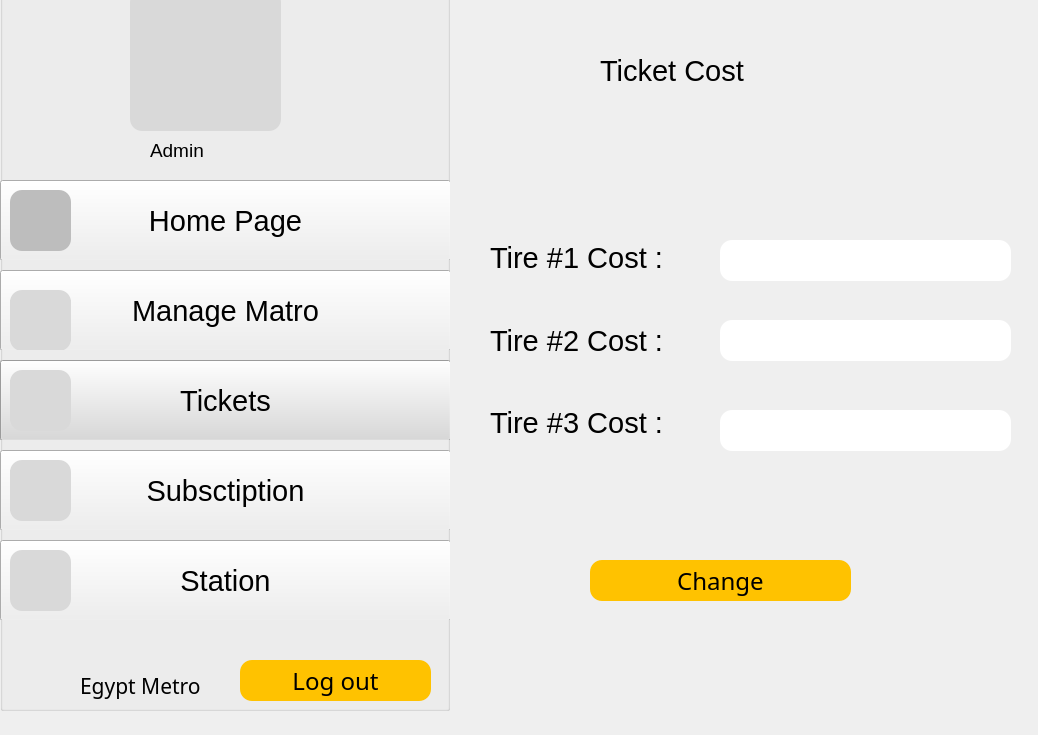
Above: ticket.ui from hager55m/Metro-Mate-DS before the change. Below: the same form after it.
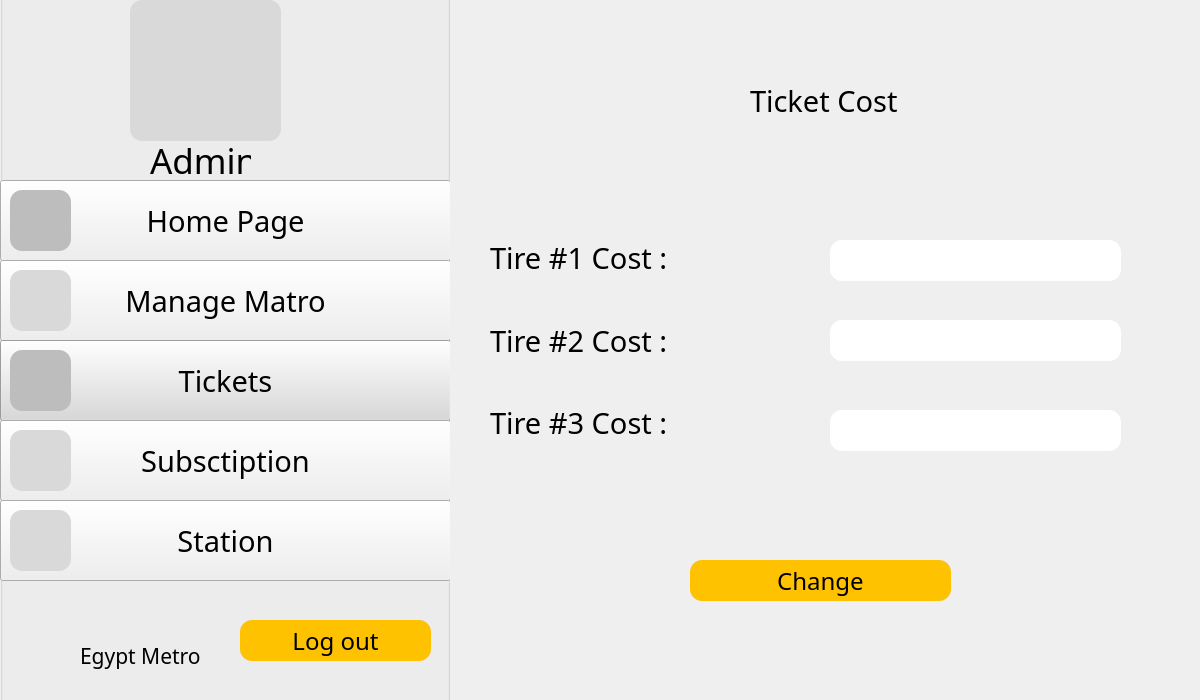
That is the form after the change.

Commit message: Ticket UI adjusted

The edit to the form file:
```diff
--- a/ticket.ui
+++ b/ticket.ui
@@ -6,10 +6,15 @@
    <rect>
     <x>0</x>
     <y>0</y>
-    <width>1038</width>
-    <height>735</height>
+    <width>1200</width>
+    <height>700</height>
    </rect>
   </property>
+  <property name="font">
+   <font>
+    <family>Baskerville Old Face</family>
+   </font>
+  </property>
   <property name="windowTitle">
    <string>DockWidget</string>
   </property>
@@ -26,204 +31,11 @@
     <property name="title">
      <string/>
     </property>
-    <widget class="QGroupBox" name="manage">
-     <property name="geometry">
-      <rect>
-       <x>0</x>
-       <y>290</y>
-       <width>451</width>
-       <height>80</height>
-      </rect>
-     </property>
-     <property name="title">
-      <string/>
-     </property>
-     <widget class="QPushButton" name="pushButton_4">
-      <property name="geometry">
-       <rect>
-        <x>0</x>
-        <y>0</y>
-        <width>451</width>
-        <height>81</height>
-       </rect>
-      </property>
-      <property name="font">
-       <font>
-        <pointsize>22</pointsize>
-       </font>
-      </property>
-      <property name="text">
-       <string>Manage Matro</string>
-      </property>
-     </widget>
-     <widget class="QLabel" name="manimg">
-      <property name="geometry">
-       <rect>
-        <x>10</x>
-        <y>30</y>
-        <width>61</width>
-        <height>41</height>
-       </rect>
-      </property>
-      <property name="styleSheet">
-       <string notr="true">background-color: #D9D9D9;
-</string>
-      </property>
-      <property name="text">
-       <string/>
-      </property>
-     </widget>
-     <widget class="QLabel" name="label_5">
-      <property name="geometry">
-       <rect>
-        <x>10</x>
-        <y>20</y>
-        <width>61</width>
-        <height>61</height>
-       </rect>
-      </property>
-      <property name="styleSheet">
-       <string notr="true">background-color: #D9D9D9;
-border-radius: 12;</string>
-      </property>
-      <property name="text">
-       <string/>
-      </property>
-     </widget>
-    </widget>
-    <widget class="QGroupBox" name="sub">
-     <property name="geometry">
-      <rect>
-       <x>0</x>
-       <y>470</y>
-       <width>451</width>
-       <height>80</height>
-      </rect>
-     </property>
-     <property name="title">
-      <string/>
-     </property>
-     <widget class="QPushButton" name="pushButton_5">
-      <property name="geometry">
-       <rect>
-        <x>0</x>
-        <y>0</y>
-        <width>451</width>
-        <height>81</height>
-       </rect>
-      </property>
-      <property name="font">
-       <font>
-        <pointsize>22</pointsize>
-       </font>
-      </property>
-      <property name="text">
-       <string>Subsctiption</string>
-      </property>
-     </widget>
-     <widget class="QLabel" name="subimg">
-      <property name="geometry">
-       <rect>
-        <x>10</x>
-        <y>20</y>
-        <width>49</width>
-        <height>41</height>
-       </rect>
-      </property>
-      <property name="styleSheet">
-       <string notr="true">background-color: #D9D9D9;</string>
-      </property>
-      <property name="text">
-       <string/>
-      </property>
-     </widget>
-     <widget class="QLabel" name="label_9">
-      <property name="geometry">
-       <rect>
-        <x>10</x>
-        <y>10</y>
-        <width>61</width>
-        <height>61</height>
-       </rect>
-      </property>
-      <property name="styleSheet">
-       <string notr="true">background-color: #D9D9D9;
-border-radius: 12;</string>
-      </property>
-      <property name="text">
-       <string/>
-      </property>
-     </widget>
-    </widget>
-    <widget class="QGroupBox" name="station">
-     <property name="geometry">
-      <rect>
-       <x>0</x>
-       <y>560</y>
-       <width>451</width>
-       <height>80</height>
-      </rect>
-     </property>
-     <property name="title">
-      <string/>
-     </property>
-     <widget class="QPushButton" name="station_2">
-      <property name="geometry">
-       <rect>
-        <x>0</x>
-        <y>0</y>
-        <width>451</width>
-        <height>81</height>
-       </rect>
-      </property>
-      <property name="font">
-       <font>
-        <pointsize>22</pointsize>
-       </font>
-      </property>
-      <property name="text">
-       <string>Station</string>
-      </property>
-     </widget>
-     <widget class="QLabel" name="staimg">
-      <property name="geometry">
-       <rect>
-        <x>20</x>
-        <y>20</y>
-        <width>49</width>
-        <height>41</height>
-       </rect>
-      </property>
-      <property name="styleSheet">
-       <string notr="true">background-color: #D9D9D9;</string>
-      </property>
-      <property name="text">
-       <string/>
-      </property>
-     </widget>
-     <widget class="QLabel" name="label_11">
-      <property name="geometry">
-       <rect>
-        <x>10</x>
-        <y>10</y>
-        <width>61</width>
-        <height>61</height>
-       </rect>
-      </property>
-      <property name="styleSheet">
-       <string notr="true">background-color: #D9D9D9;
-border-radius: 12;</string>
-      </property>
-      <property name="text">
-       <string/>
-      </property>
-     </widget>
-    </widget>
     <widget class="QLabel" name="metroimg">
      <property name="geometry">
       <rect>
        <x>10</x>
-       <y>670</y>
+       <y>640</y>
        <width>61</width>
        <height>51</height>
       </rect>
@@ -236,7 +48,7 @@
      <property name="geometry">
       <rect>
        <x>80</x>
-       <y>690</y>
+       <y>660</y>
        <width>131</width>
        <height>31</height>
       </rect>
@@ -255,7 +67,7 @@
      <property name="geometry">
       <rect>
        <x>130</x>
-       <y>10</y>
+       <y>20</y>
        <width>151</width>
        <height>141</height>
       </rect>
@@ -274,12 +86,13 @@
        <x>150</x>
        <y>160</y>
        <width>101</width>
-       <height>21</height>
+       <height>41</height>
       </rect>
      </property>
      <property name="font">
       <font>
-       <pointsize>14</pointsize>
+       <family>Baskerville Old Face</family>
+       <pointsize>26</pointsize>
       </font>
      </property>
      <property name="text">
@@ -309,6 +122,7 @@
       </property>
       <property name="font">
        <font>
+        <family>Baskerville Old Face</family>
         <pointsize>22</pointsize>
        </font>
       </property>
@@ -351,78 +165,11 @@
       </property>
      </widget>
     </widget>
-    <widget class="QGroupBox" name="groupBox_2">
-     <property name="geometry">
-      <rect>
-       <x>0</x>
-       <y>380</y>
-       <width>451</width>
-       <height>80</height>
-      </rect>
-     </property>
-     <property name="styleSheet">
-      <string notr="true">background-color: #D9D9D9;</string>
-     </property>
-     <property name="title">
-      <string/>
-     </property>
-     <widget class="QPushButton" name="pushButton_3">
-      <property name="geometry">
-       <rect>
-        <x>0</x>
-        <y>0</y>
-        <width>451</width>
-        <height>81</height>
-       </rect>
-      </property>
-      <property name="font">
-       <font>
-        <pointsize>22</pointsize>
-       </font>
-      </property>
-      <property name="text">
-       <string>Tickets</string>
-      </property>
-     </widget>
-     <widget class="QLabel" name="ticimg">
-      <property name="geometry">
-       <rect>
-        <x>10</x>
-        <y>20</y>
-        <width>49</width>
-        <height>41</height>
-       </rect>
-      </property>
-      <property name="styleSheet">
-       <string notr="true">background-color: #D9D9D9;</string>
-      </property>
-      <property name="text">
-       <string/>
-      </property>
-     </widget>
-     <widget class="QLabel" name="label_7">
-      <property name="geometry">
-       <rect>
-        <x>10</x>
-        <y>10</y>
-        <width>61</width>
-        <height>61</height>
-       </rect>
-      </property>
-      <property name="styleSheet">
-       <string notr="true">background-color: #D9D9D9;
-border-radius: 12;</string>
-      </property>
-      <property name="text">
-       <string/>
-      </property>
-     </widget>
-    </widget>
     <widget class="QPushButton" name="logout">
      <property name="geometry">
       <rect>
        <x>240</x>
-       <y>680</y>
+       <y>640</y>
        <width>191</width>
        <height>41</height>
       </rect>
@@ -442,18 +189,180 @@
       <string>Log out</string>
      </property>
     </widget>
+    <widget class="QLabel" name="label_5">
+     <property name="geometry">
+      <rect>
+       <x>10</x>
+       <y>290</y>
+       <width>61</width>
+       <height>61</height>
+      </rect>
+     </property>
+     <property name="styleSheet">
+      <string notr="true">background-color: #D9D9D9;
+border-radius: 12;</string>
+     </property>
+     <property name="text">
+      <string/>
+     </property>
+    </widget>
+    <widget class="QPushButton" name="pushButton_4">
+     <property name="geometry">
+      <rect>
+       <x>0</x>
+       <y>280</y>
+       <width>451</width>
+       <height>81</height>
+      </rect>
+     </property>
+     <property name="font">
+      <font>
+       <family>Baskerville Old Face</family>
+       <pointsize>22</pointsize>
+      </font>
+     </property>
+     <property name="text">
+      <string>Manage Matro</string>
+     </property>
+    </widget>
+    <widget class="QPushButton" name="pushButton_3">
+     <property name="geometry">
+      <rect>
+       <x>0</x>
+       <y>360</y>
+       <width>451</width>
+       <height>81</height>
+      </rect>
+     </property>
+     <property name="font">
+      <font>
+       <family>Baskerville Old Face</family>
+       <pointsize>22</pointsize>
+      </font>
+     </property>
+     <property name="styleSheet">
+      <string notr="true">background-color: #D9D9D9;</string>
+     </property>
+     <property name="text">
+      <string>Tickets</string>
+     </property>
+    </widget>
+    <widget class="QLabel" name="label_7">
+     <property name="geometry">
+      <rect>
+       <x>10</x>
+       <y>370</y>
+       <width>61</width>
+       <height>61</height>
+      </rect>
+     </property>
+     <property name="styleSheet">
+      <string notr="true">background-color: #BDBDBD;
+border-radius: 12;</string>
+     </property>
+     <property name="text">
+      <string/>
+     </property>
+    </widget>
+    <widget class="QPushButton" name="pushButton_5">
+     <property name="geometry">
+      <rect>
+       <x>0</x>
+       <y>440</y>
+       <width>451</width>
+       <height>81</height>
+      </rect>
+     </property>
+     <property name="font">
+      <font>
+       <family>Baskerville Old Face</family>
+       <pointsize>22</pointsize>
+      </font>
+     </property>
+     <property name="text">
+      <string>Subsctiption</string>
+     </property>
+    </widget>
+    <widget class="QLabel" name="label_9">
+     <property name="geometry">
+      <rect>
+       <x>10</x>
+       <y>450</y>
+       <width>61</width>
+       <height>61</height>
+      </rect>
+     </property>
+     <property name="styleSheet">
+      <string notr="true">background-color: #D9D9D9;
+border-radius: 12;</string>
+     </property>
+     <property name="text">
+      <string/>
+     </property>
+    </widget>
+    <widget class="QPushButton" name="station_2">
+     <property name="geometry">
+      <rect>
+       <x>0</x>
+       <y>520</y>
+       <width>451</width>
+       <height>81</height>
+      </rect>
+     </property>
+     <property name="font">
+      <font>
+       <family>Baskerville Old Face</family>
+       <pointsize>22</pointsize>
+      </font>
+     </property>
+     <property name="text">
+      <string>Station</string>
+     </property>
+    </widget>
+    <widget class="QLabel" name="label_11">
+     <property name="geometry">
+      <rect>
+       <x>10</x>
+       <y>530</y>
+       <width>61</width>
+       <height>61</height>
+      </rect>
+     </property>
+     <property name="styleSheet">
+      <string notr="true">background-color: #D9D9D9;
+border-radius: 12;</string>
+     </property>
+     <property name="text">
+      <string/>
+     </property>
+    </widget>
+    <zorder>pushButton_4</zorder>
+    <zorder>metroimg</zorder>
+    <zorder>label_13</zorder>
+    <zorder>adminimg</zorder>
+    <zorder>label</zorder>
+    <zorder>manage_2</zorder>
+    <zorder>logout</zorder>
+    <zorder>label_5</zorder>
+    <zorder>pushButton_3</zorder>
+    <zorder>label_7</zorder>
+    <zorder>pushButton_5</zorder>
+    <zorder>label_9</zorder>
+    <zorder>station_2</zorder>
+    <zorder>label_11</zorder>
    </widget>
    <widget class="QLabel" name="label_2">
     <property name="geometry">
      <rect>
-      <x>600</x>
-      <y>40</y>
+      <x>750</x>
+      <y>70</y>
       <width>241</width>
       <height>61</height>
      </rect>
     </property>
     <property name="font">
      <font>
+      <family>Baskerville Old Face</family>
       <pointsize>22</pointsize>
      </font>
     </property>
@@ -475,6 +384,7 @@
       <widget class="QLabel" name="label_4">
        <property name="font">
         <font>
+         <family>Baskerville Old Face</family>
          <pointsize>22</pointsize>
         </font>
        </property>
@@ -487,6 +397,7 @@
       <widget class="QLabel" name="label_6">
        <property name="font">
         <font>
+         <family>Baskerville Old Face</family>
          <pointsize>22</pointsize>
         </font>
        </property>
@@ -499,6 +410,7 @@
       <widget class="QLabel" name="label_8">
        <property name="font">
         <font>
+         <family>Baskerville Old Face</family>
          <pointsize>22</pointsize>
         </font>
        </property>
@@ -512,7 +424,7 @@
    <widget class="QLineEdit" name="mail">
     <property name="geometry">
      <rect>
-      <x>720</x>
+      <x>830</x>
       <y>240</y>
       <width>291</width>
       <height>41</height>
@@ -535,7 +447,7 @@
    <widget class="QLineEdit" name="mail_2">
     <property name="geometry">
      <rect>
-      <x>720</x>
+      <x>830</x>
       <y>320</y>
       <width>291</width>
       <height>41</height>
@@ -558,7 +470,7 @@
    <widget class="QLineEdit" name="mail_3">
     <property name="geometry">
      <rect>
-      <x>720</x>
+      <x>830</x>
       <y>410</y>
       <width>291</width>
       <height>41</height>
@@ -581,7 +493,7 @@
    <widget class="QPushButton" name="pushButton_6">
     <property name="geometry">
      <rect>
-      <x>590</x>
+      <x>690</x>
       <y>560</y>
       <width>261</width>
       <height>41</height>
```
The commit also changes 4 other files.
